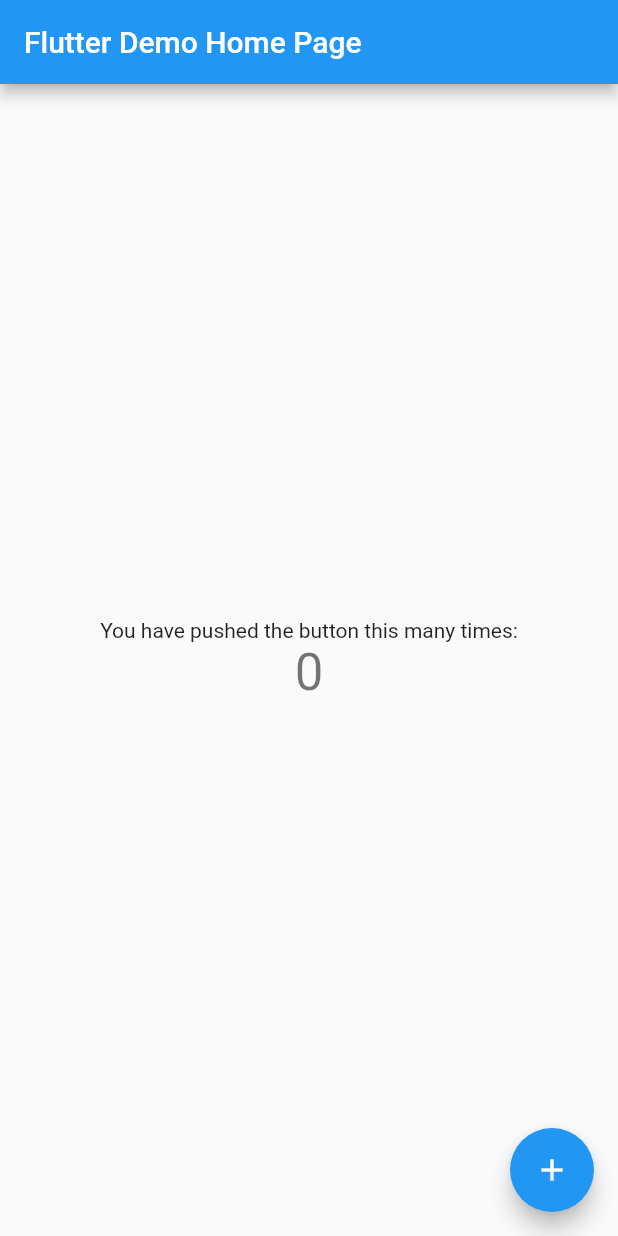
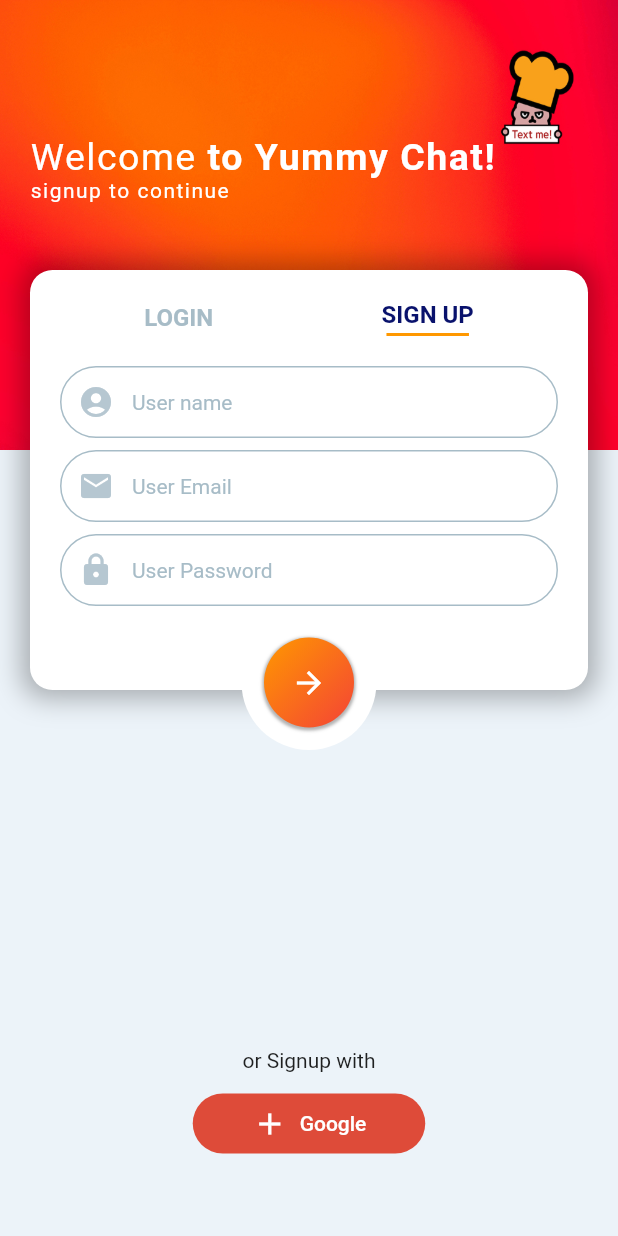
Before and after one commit to sovla/PersonalStudy, a Flutter app: the screen it shows after launch, on a phone screen of 412 x 824 dp. Run offline on Flutter 3.47's test engine with Material 2 defaults, Android fonts, the phone set to English and light mode, and no system bars; our stand-ins replace firebase_core, fluttertoast, geolocator, introduction_screen, like_button; accounts and stored records are empty.

```diff
--- /dev/null
+++ b/Flutter/flutter_chatting/lib/config/palette.dart
@@ -0,0 +1,11 @@
+import 'package:flutter/painting.dart';
+
+class Palette {
+  static const Color iconColor = Color(0xFFB6C7D1);
+  static const Color activeColor = Color(0xFF09126C);
+  static const Color textColor1 = Color(0XFFA7BCC7);
+  static const Color textColor2 = Color(0XFF9BB3C0);
+  static const Color facebookColor = Color(0xFF3B5999);
+  static const Color googleColor = Color(0xFFDE4B39);
+  static const Color backgroundColor = Color(0xFFECF3F9);
+}
--- a/Flutter/flutter_chatting/lib/main.dart
+++ b/Flutter/flutter_chatting/lib/main.dart
@@ -1,6 +1,11 @@
 import 'package:flutter/material.dart';
+import 'package:flutter_chatting/config/palette.dart';
+import 'package:flutter_chatting/screens/main_screen.dart';
+import 'package:firebase_core/firebase_core.dart';
 
-void main() {
+void main() async {
+  WidgetsFlutterBinding.ensureInitialized();
+
   runApp(const MyApp());
 }
 
@@ -11,7 +16,7 @@
   @override
   Widget build(BuildContext context) {
     return MaterialApp(
-      title: 'Flutter Demo',
+      title: 'Chatting App',
       theme: ThemeData(
           // This is the theme of your application.
           //
@@ -22,94 +27,8 @@
           // or simply save your changes to "hot reload" in a Flutter IDE).
           // Notice that the counter didn't reset back to zero; the application
           // is not restarted.
-        primarySwatch: Colors.blue,
-      ),
-      home: const MyHomePage(title: 'Flutter Demo Home Page'),
+          primaryColor: Palette.googleColor),
+      home: const LoginSignupScreen(),
     );
   }
 }
-
-class MyHomePage extends StatefulWidget {
-  const MyHomePage({Key? key, required this.title}) : super(key: key);
-
-  // This widget is the home page of your application. It is stateful, meaning
-  // that it has a State object (defined below) that contains fields that affect
-  // how it looks.
-
-  // This class is the configuration for the state. It holds the values (in this
-  // case the title) provided by the parent (in this case the App widget) and
-  // used by the build method of the State. Fields in a Widget subclass are
-  // always marked "final".
-
-  final String title;
-
-  @override
-  State<MyHomePage> createState() => _MyHomePageState();
-}
-
-class _MyHomePageState extends State<MyHomePage> {
-  int _counter = 0;
-
-  void _incrementCounter() {
-    setState(() {
-      // This call to setState tells the Flutter framework that something has
-      // changed in this State, which causes it to rerun the build method below
-      // so that the display can reflect the updated values. If we changed
-      // _counter without calling setState(), then the build method would not be
-      // called again, and so nothing would appear to happen.
-      _counter++;
-    });
-  }
-
-  @override
-  Widget build(BuildContext context) {
-    // This method is rerun every time setState is called, for instance as done
-    // by the _incrementCounter method above.
-    //
-    // The Flutter framework has been optimized to make rerunning build methods
-    // fast, so that you can just rebuild anything that needs updating rather
-    // than having to individually change instances of widgets.
-    return Scaffold(
-      appBar: AppBar(
-        // Here we take the value from the MyHomePage object that was created by
-        // the App.build method, and use it to set our appbar title.
-        title: Text(widget.title),
-      ),
-      body: Center(
-        // Center is a layout widget. It takes a single child and positions it
-        // in the middle of the parent.
-        child: Column(
-          // Column is also a layout widget. It takes a list of children and
-          // arranges them vertically. By default, it sizes itself to fit its
-          // children horizontally, and tries to be as tall as its parent.
-          //
-          // Invoke "debug painting" (press "p" in the console, choose the
-          // "Toggle Debug Paint" action from the Flutter Inspector in Android
-          // Studio, or the "Toggle Debug Paint" command in Visual Studio Code)
-          // to see the wireframe for each widget.
-          //
-          // Column has various properties to control how it sizes itself and
-          // how it positions its children. Here we use mainAxisAlignment to
-          // center the children vertically; the main axis here is the vertical
-          // axis because Columns are vertical (the cross axis would be
-          // horizontal).
-          mainAxisAlignment: MainAxisAlignment.center,
-          children: <Widget>[
-            const Text(
-              'You have pushed the button this many times:',
-            ),
-            Text(
-              '$_counter',
-              style: Theme.of(context).textTheme.headline4,
-            ),
-          ],
-        ),
-      ),
-      floatingActionButton: FloatingActionButton(
-        onPressed: _incrementCounter,
-        tooltip: 'Increment',
-        child: const Icon(Icons.add),
-      ), // This trailing comma makes auto-formatting nicer for build methods.
-    );
-  }
-}
--- /dev/null
+++ b/Flutter/flutter_chatting/lib/screens/main_screen.dart
@@ -0,0 +1,416 @@
+import 'package:flutter/material.dart';
+import 'package:flutter_chatting/config/palette.dart';
+
+class LoginSignupScreen extends StatefulWidget {
+  const LoginSignupScreen({Key? key}) : super(key: key);
+
+  @override
+  State<LoginSignupScreen> createState() => _LoginSignupScreenState();
+}
+
+class _LoginSignupScreenState extends State<LoginSignupScreen> {
+  bool isSignupScreen = true;
+  final _formKey = GlobalKey<FormState>();
+  String userName = "";
+  String userEmail = "";
+  String userPassword = "";
+
+  void _tryValidation() {
+    final isValid = _formKey.currentState!.validate();
+    if (isValid) {
+      _formKey.currentState!.save();
+    }
+  }
+
+  @override
+  Widget build(BuildContext context) {
+    return Scaffold(
+      backgroundColor: Palette.backgroundColor,
+      body: GestureDetector(
+        onTap: () {
+          FocusScope.of(context).unfocus();
+        },
+        child: Stack(
+          children: [
+            Positioned(
+                top: 0,
+                left: 0,
+                right: 0,
+                child: Container(
+                  height: 300,
+                  decoration: const BoxDecoration(
+                    image: DecorationImage(
+                        image: AssetImage("image/red.jpg"), fit: BoxFit.fill),
+                  ),
+                  child: Container(
+                    padding: const EdgeInsets.only(top: 90, left: 20),
+                    child: Column(
+                        crossAxisAlignment: CrossAxisAlignment.start,
+                        children: [
+                          RichText(
+                              text: TextSpan(
+                                  text: "Welcome",
+                                  style: TextStyle(
+                                      letterSpacing: 1.0,
+                                      fontSize: 25,
+                                      color: Colors.white),
+                                  children: [
+                                TextSpan(
+                                    text: isSignupScreen
+                                        ? " to Yummy Chat!"
+                                        : " back",
+                                    style: TextStyle(
+                                        letterSpacing: 1.0,
+                                        fontSize: 25,
+                                        color: Colors.white,
+                                        fontWeight: FontWeight.bold))
+                              ])),
+                          const Text("signup to continue",
+                              style: TextStyle(
+                                letterSpacing: 1.0,
+                                color: Colors.white,
+                              ))
+                        ]),
+                  ),
+                )),
+            AnimatedPositioned(
+                duration: Duration(milliseconds: 500),
+                curve: Curves.easeIn,
+                top: 180.0,
+                child: AnimatedContainer(
+                  duration: Duration(milliseconds: 500),
+                  curve: Curves.easeIn,
+                  padding: const EdgeInsets.all(20.0),
+                  height: isSignupScreen ? 280.0 : 250.0,
+                  width: MediaQuery.of(context).size.width - 40,
+                  margin: const EdgeInsets.symmetric(horizontal: 20.0),
+                  decoration: BoxDecoration(
+                      color: Colors.white,
+                      borderRadius: BorderRadius.circular(15.0),
+                      boxShadow: [
+                        BoxShadow(
+                            color: Colors.black.withOpacity(0.3),
+                            blurRadius: 15,
+                            spreadRadius: 5)
+                      ]),
+                  child: SingleChildScrollView(
+                    padding: EdgeInsets.only(bottom: 20),
+                    child: Column(
+                      children: [
+                        Row(
+                          mainAxisAlignment: MainAxisAlignment.spaceAround,
+                          children: [
+                            GestureDetector(
+                              onTap: () {
+                                setState(() {
+                                  isSignupScreen = false;
+                                });
+                              },
+                              child: Column(
+                                children: [
+                                  Text("LOGIN",
+                                      style: TextStyle(
+                                          fontSize: 16,
+                                          fontWeight: FontWeight.bold,
+                                          color: !isSignupScreen
+                                              ? Palette.activeColor
+                                              : Palette.textColor1)),
+                                  if (!isSignupScreen)
+                                    Container(
+                                      margin: const EdgeInsets.only(top: 3),
+                                      height: 2,
+                                      width: 55,
+                                      color: Colors.orange,
+                                    )
+                                ],
+                              ),
+                            ),
+                            GestureDetector(
+                              onTap: () {
+                                setState(() {
+                                  isSignupScreen = true;
+                                });
+                              },
+                              child: Column(
+                                children: [
+                                  Text("SIGN UP",
+                                      style: TextStyle(
+                                          fontSize: 16,
+                                          fontWeight: FontWeight.bold,
+                                          color: isSignupScreen
+                                              ? Palette.activeColor
+                                              : Palette.textColor1)),
+                                  if (isSignupScreen)
+                                    Container(
+                                      margin: const EdgeInsets.only(top: 3),
+                                      height: 2,
+                                      width: 55,
+                                      color: Colors.orange,
+                                    )
+                                ],
+                              ),
+                            )
+                          ],
+                        ),
+                        if (isSignupScreen)
+                          Container(
+                            margin: const EdgeInsets.only(top: 20.0),
+                            child: Form(
+                                key: _formKey,
+                                child: Column(
+                                  children: [
+                                    TextFormField(
+                                      key: ValueKey(1),
+                                      validator: (value) {
+                                        if (value!.isEmpty ||
+                                            value.length < 4) {
+                                          return "4글자 이상 입력해주세요.";
+                                        }
+                                      },
+                                      onSaved: (value) {
+                                        userName = value!;
+                                      },
+                                      decoration: const InputDecoration(
+                                          prefixIcon: Icon(Icons.account_circle,
+                                              color: Palette.iconColor),
+                                          enabledBorder: OutlineInputBorder(
+                                            borderSide: BorderSide(
+                                                color: Palette.textColor1),
+                                            borderRadius: BorderRadius.all(
+                                                Radius.circular(35.0)),
+                                          ),
+                                          focusedBorder: OutlineInputBorder(
+                                            borderSide: BorderSide(
+                                                color: Palette.textColor1),
+                                            borderRadius: BorderRadius.all(
+                                                Radius.circular(35.0)),
+                                          ),
+                                          hintText: "User name",
+                                          hintStyle: TextStyle(
+                                              fontSize: 14,
+                                              color: Palette.textColor1),
+                                          contentPadding: EdgeInsets.all(10.0)),
+                                    ),
+                                    const SizedBox(
+                                      height: 8,
+                                    ),
+                                    TextFormField(
+                                      key: ValueKey(2),
+                                      validator: (value) {
+                                        if (value!.isEmpty ||
+                                            !value.contains("@")) {
+                                          return "유효한 값을 입력해주세요";
+                                        }
+                                      },
+                                      onSaved: (value) {
+                                        userEmail = value!;
+                                      },
+                                      decoration: const InputDecoration(
+                                          prefixIcon: Icon(Icons.email,
+                                              color: Palette.iconColor),
+                                          enabledBorder: OutlineInputBorder(
+                                            borderSide: BorderSide(
+                                                color: Palette.textColor1),
+                                            borderRadius: BorderRadius.all(
+                                                Radius.circular(35.0)),
+                                          ),
+                                          focusedBorder: OutlineInputBorder(
+                                            borderSide: BorderSide(
+                                                color: Palette.textColor1),
+                                            borderRadius: BorderRadius.all(
+                                                Radius.circular(35.0)),
+                                          ),
+                                          hintText: "User Email",
+                                          hintStyle: TextStyle(
+                                              fontSize: 14,
+                                              color: Palette.textColor1),
+                                          contentPadding: EdgeInsets.all(10.0)),
+                                    ),
+                                    const SizedBox(
+                                      height: 8,
+                                    ),
+                                    TextFormField(
+                                      key: ValueKey(3),
+                                      validator: (value) {
+                                        if (value!.isEmpty ||
+                                            value.length < 6) {
+                                          return "6글자 이상 입력 해주세요.";
+                                        }
+                                      },
+                                      onSaved: (value) {
+                                        userPassword = value!;
+                                      },
+                                      decoration: const InputDecoration(
+                                          prefixIcon: Icon(Icons.lock,
+                                              color: Palette.iconColor),
+                                          enabledBorder: OutlineInputBorder(
+                                            borderSide: BorderSide(
+                                                color: Palette.textColor1),
+                                            borderRadius: BorderRadius.all(
+                                                Radius.circular(35.0)),
+                                          ),
+                                          focusedBorder: OutlineInputBorder(
+                                            borderSide: BorderSide(
+                                                color: Palette.textColor1),
+                                            borderRadius: BorderRadius.all(
+                                                Radius.circular(35.0)),
+                                          ),
+                                          hintText: "User Password",
+                                          hintStyle: TextStyle(
+                                              fontSize: 14,
+                                              color: Palette.textColor1),
+                                          contentPadding: EdgeInsets.all(10.0)),
+                                    )
+                                  ],
+                                )),
+                          ),
+                        if (!isSignupScreen)
+                          Container(
+                            margin: EdgeInsets.only(top: 20),
+                            child: Form(
+                                key: _formKey,
+                                child: Column(
+                                  children: [
+                                    TextFormField(
+                                      key: ValueKey(4),
+                                      validator: (value) {
+                                        if (value!.isEmpty ||
+                                            value.length < 4) {
+                                          return "4글자 이상 입력해주세요.";
+                                        }
+                                      },
+                                      onSaved: (value) {
+                                        userName = value!;
+                                      },
+                                      decoration: const InputDecoration(
+                                          prefixIcon: Icon(Icons.account_circle,
+                                              color: Palette.iconColor),
+                                          enabledBorder: OutlineInputBorder(
+                                            borderSide: BorderSide(
+                                                color: Palette.textColor1),
+                                            borderRadius: BorderRadius.all(
+                                                Radius.circular(35.0)),
+                                          ),
+                                          focusedBorder: OutlineInputBorder(
+                                            borderSide: BorderSide(
+                                                color: Palette.textColor1),
+                                            borderRadius: BorderRadius.all(
+                                                Radius.circular(35.0)),
+                                          ),
+                                          hintText: "User name",
+                                          hintStyle: TextStyle(
+                                              fontSize: 14,
+                                              color: Palette.textColor1),
+                                          contentPadding: EdgeInsets.all(10.0)),
+                                    ),
+                                    const SizedBox(
+                                      height: 8,
+                                    ),
+                                    TextFormField(
+                                      key: ValueKey(5),
+                                      validator: (value) {
+                                        if (value!.isEmpty ||
+                                            value.length < 6) {
+                                          return "6글자 이상 입력해주세요.";
+                                        }
+                                      },
+                                      onSaved: (value) {
+                                        userPassword = value!;
+                                      },
+                                      decoration: const InputDecoration(
+                                          prefixIcon: Icon(Icons.lock,
+                                              color: Palette.iconColor),
+                                          enabledBorder: OutlineInputBorder(
+                                            borderSide: BorderSide(
+                                                color: Palette.textColor1),
+                                            borderRadius: BorderRadius.all(
+                                                Radius.circular(35.0)),
+                                          ),
+                                          focusedBorder: OutlineInputBorder(
+                                            borderSide: BorderSide(
+                                                color: Palette.textColor1),
+                                            borderRadius: BorderRadius.all(
+                                                Radius.circular(35.0)),
+                                          ),
+                                          hintText: "User name",
+                                          hintStyle: TextStyle(
+                                              fontSize: 14,
+                                              color: Palette.textColor1),
+                                          contentPadding: EdgeInsets.all(10.0)),
+                                    )
+                                  ],
+                                )),
+                          )
+                      ],
+                    ),
+                  ),
+                )),
+            AnimatedPositioned(
+                duration: Duration(milliseconds: 500),
+                curve: Curves.easeIn,
+                top: isSignupScreen ? 410 : 380,
+                left: 0,
+                right: 0,
+                child: Center(
+                  child: Container(
+                      padding: const EdgeInsets.all(15),
+                      width: 90,
+                      height: 90,
+                      decoration: BoxDecoration(
+                          color: Colors.white,
+                          borderRadius: BorderRadius.circular(50)),
+                      child: GestureDetector(
+                        onTap: () {
+                          _tryValidation();
+                        },
+                        child: Container(
+                          decoration: BoxDecoration(
+                              borderRadius: BorderRadius.circular(30.0),
+                              boxShadow: [
+                                BoxShadow(
+                                    color: Colors.black.withOpacity(0.3),
+                                    spreadRadius: 1,
+                                    blurRadius: 1,
+                                    offset: const Offset(0, 1))
+                              ],
+                              gradient: const LinearGradient(
+                                  colors: [Colors.orange, Colors.red],
+                                  begin: Alignment.topLeft,
+                                  end: Alignment.bottomRight)),
+                          child: const Icon(Icons.arrow_forward,
+                              color: Colors.white),
+                        ),
+                      )),
+                ))
+            // 전송버튼
+            ,
+            Positioned(
+              top: MediaQuery.of(context).size.height - 125,
+              right: 0,
+              left: 0,
+              child: Column(
+                children: [
+                  Text(isSignupScreen ? "or Signup with" : "or Signin with"),
+                  SizedBox(
+                    height: 10,
+                  ),
+                  TextButton.icon(
+                    onPressed: () {},
+                    style: TextButton.styleFrom(
+                        backgroundColor: Palette.googleColor,
+                        primary: Colors.white,
+                        minimumSize: Size(155, 40),
+                        shape: RoundedRectangleBorder(
+                            borderRadius: BorderRadius.circular(20))),
+                    icon: Icon(Icons.add),
+                    label: Text("Google"),
+                  )
+                ],
+              ),
+            )
+          ],
+        ),
+      ),
+    );
+  }
+}
```
Also changed, not shown: Flutter/flutter_chatting/pubspec.yaml (+48 -48 lines), Flutter/flutter_chatting/pubspec.lock, 2 other files. Lines whose indentation alone changed are shown as unchanged.
